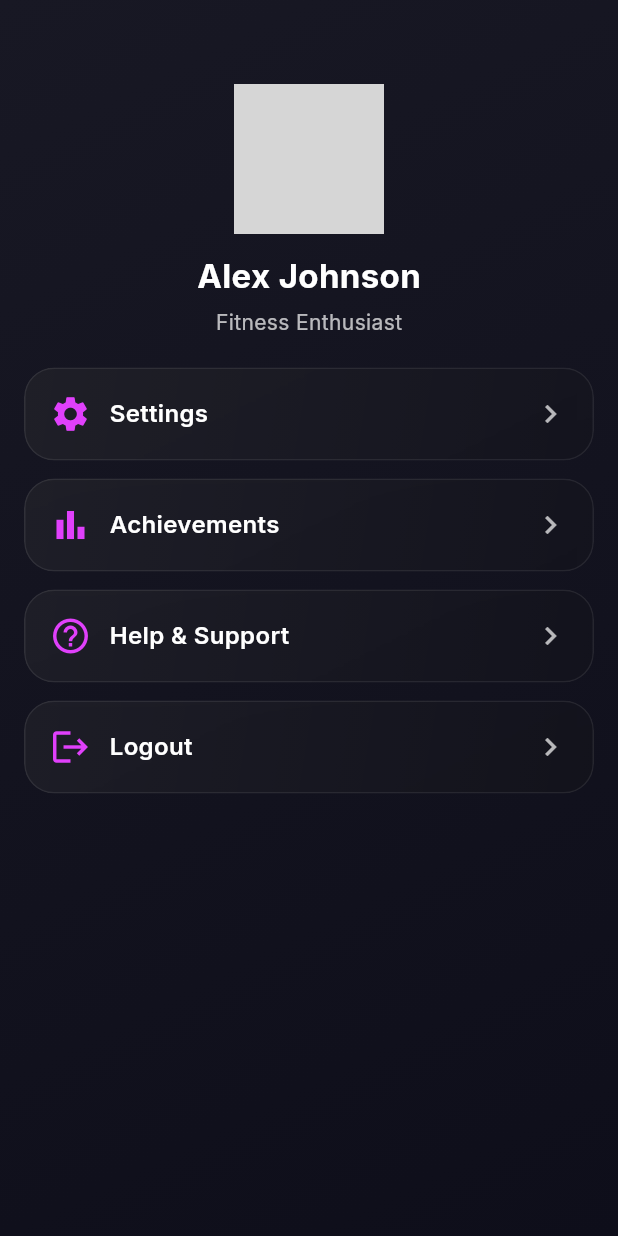
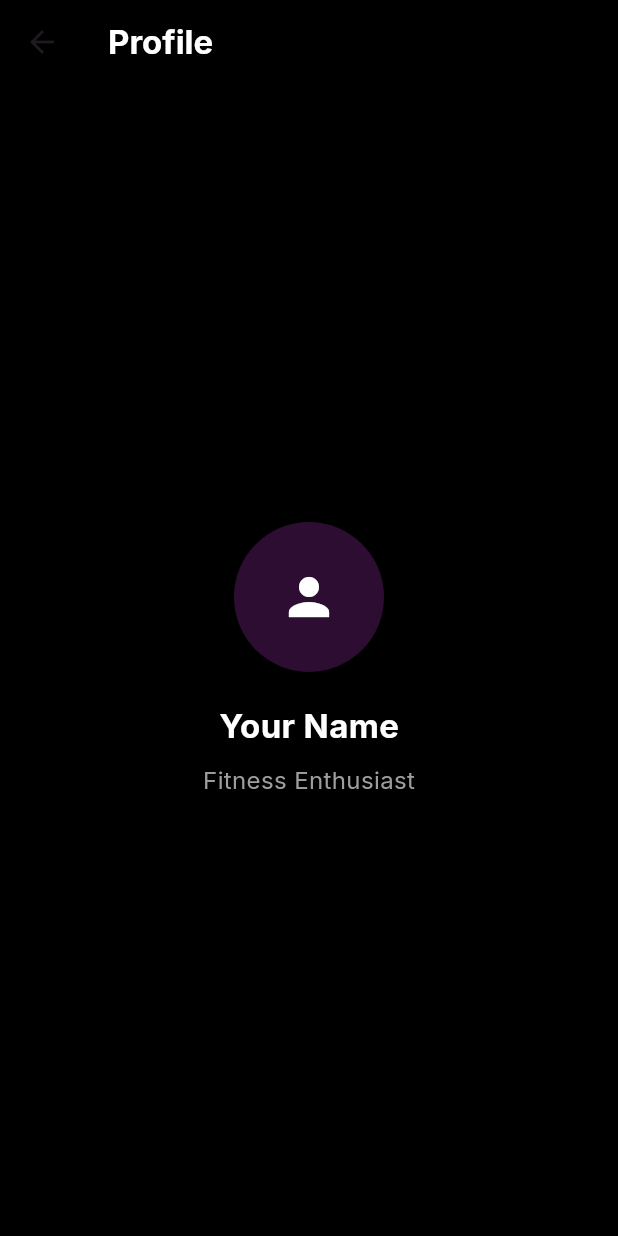
Before and after one commit to abmfp/Fitlyf, a Flutter app: the ProfileScreen screen opened directly, on a phone screen of 412 x 824 dp. Run offline on Flutter 3.47's test engine with Material 3 defaults, Android fonts, the phone set to English and light mode, and no system bars; our stand-ins replace fl_chart, google_fonts; grey boxes are pictures that could not be loaded.

Commit message:
Update profile_screen.dart

```diff
--- a/lib/screens/profile_screen.dart
+++ b/lib/screens/profile_screen.dart
@@ -1,85 +1,42 @@
 import 'package:flutter/material.dart';
-import '../widgets/glass_card.dart';
 
 class ProfileScreen extends StatelessWidget {
   const ProfileScreen({super.key});
 
   @override
   Widget build(BuildContext context) {
-    return Container(
-      decoration: const BoxDecoration(
-        gradient: LinearGradient(
-          begin: Alignment.topLeft,
-          end: Alignment.bottomRight,
-          colors: [Color(0xFF181824), Color(0xFF0E0E1A)],
+    return Scaffold(
+      backgroundColor: Colors.black,
+      appBar: AppBar(
+        backgroundColor: Colors.transparent,
+        elevation: 0,
+        title: const Text(
+          "Profile",
+          style: TextStyle(color: Colors.white, fontWeight: FontWeight.bold),
         ),
       ),
-      padding: const EdgeInsets.fromLTRB(16, 56, 16, 16),
-      child: SafeArea(
+      body: Center(
         child: Column(
-          crossAxisAlignment: CrossAxisAlignment.center,
+          mainAxisAlignment: MainAxisAlignment.center,
           children: [
-            const CircleAvatar(
+            CircleAvatar(
               radius: 50,
-              backgroundImage: AssetImage('assets/images/avatar.png'),
+              backgroundColor: Colors.purpleAccent.withOpacity(0.2),
+              child: const Icon(Icons.person, size: 40, color: Colors.white),
             ),
-            const SizedBox(height: 12),
-            const Text('Alex Johnson',
-                style: TextStyle(
-                    color: Colors.white,
-                    fontSize: 22,
-                    fontWeight: FontWeight.bold)),
-            const SizedBox(height: 6),
-            const Text('Fitness Enthusiast',
-                style: TextStyle(color: Colors.white70)),
             const SizedBox(height: 20),
-            Expanded(
-              child: ListView(
-                physics: const BouncingScrollPhysics(),
-                children: const [
-                  _ProfileOption(
-                      icon: Icons.settings, label: 'Settings'),
-                  SizedBox(height: 12),
-                  _ProfileOption(
-                      icon: Icons.bar_chart, label: 'Achievements'),
-                  SizedBox(height: 12),
-                  _ProfileOption(
-                      icon: Icons.help_outline, label: 'Help & Support'),
-                  SizedBox(height: 12),
-                  _ProfileOption(
-                      icon: Icons.logout, label: 'Logout'),
-                ],
-              ),
-            )
+            const Text(
+              "Your Name",
+              style: TextStyle(color: Colors.white, fontSize: 22, fontWeight: FontWeight.bold),
+            ),
+            const SizedBox(height: 10),
+            const Text(
+              "Fitness Enthusiast",
+              style: TextStyle(color: Colors.grey, fontSize: 16),
+            ),
           ],
         ),
       ),
     );
   }
 }
-
-class _ProfileOption extends StatelessWidget {
-  final IconData icon;
-  final String label;
-  const _ProfileOption({required this.icon, required this.label, super.key});
-
-  @override
-  Widget build(BuildContext context) {
-    return GlassCard(
-      child: Row(
-        children: [
-          Icon(icon, color: Colors.purpleAccent, size: 28),
-          const SizedBox(width: 12),
-          Expanded(
-            child: Text(label,
-                style: const TextStyle(
-                    color: Colors.white,
-                    fontSize: 16,
-                    fontWeight: FontWeight.w600)),
-          ),
-          const Icon(Icons.chevron_right, color: Colors.white70),
-        ],
-      ),
-    );
-  }
-}
```
